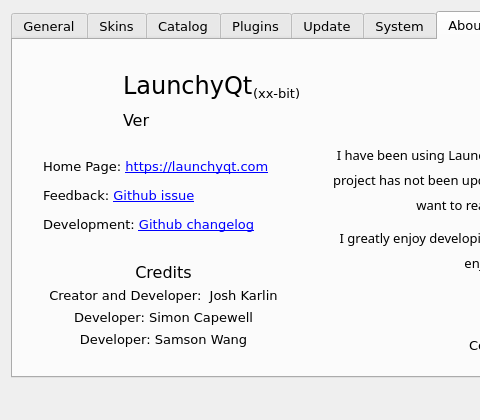
samsonwang/LaunchyQt, file src/OptionDialog.ui: the form before one commit; both pictures show x 0 to 480 and y 0 to 420 of the 720 by 420 pixel window.
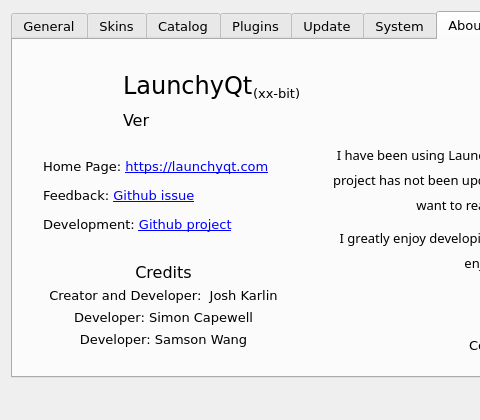
The form after the commit. The open tabs and pages were chosen to show the change. Icons and pictures are not drawn. Custom widgets are drawn as their Qt base class.

Diff of the .ui file:
```diff
--- a/src/OptionDialog.ui
+++ b/src/OptionDialog.ui
@@ -1910,7 +1910,7 @@
         </size>
        </property>
        <property name="text">
-        <string>&lt;html&gt;&lt;head/&gt;&lt;body&gt;&lt;p&gt;Home Page: &lt;a href=&quot;https://launchyqt.com&quot;&gt;&lt;span style=&quot; text-decoration: underline; color:#0000ff;&quot;&gt;https://launchyqt.com&lt;/span&gt;&lt;/a&gt;&lt;/p&gt;&lt;p&gt;Feedback: &lt;a href=&quot;https://github.com/samsonwang/LaunchyQt/issues&quot;&gt;&lt;span style=&quot; text-decoration: underline; color:#0000ff;&quot;&gt;Github issue&lt;/span&gt;&lt;/a&gt;&lt;/p&gt;&lt;p&gt;Development: &lt;a href=&quot;https://github.com/samsonwang/LaunchyQt/blob/master/docs/CHANGELOG.org&quot;&gt;&lt;span style=&quot; text-decoration: underline; color:#0000ff;&quot;&gt;Github changelog&lt;/span&gt;&lt;/a&gt;&lt;/p&gt;&lt;/body&gt;&lt;/html&gt;</string>
+        <string>&lt;html&gt;&lt;head/&gt;&lt;body&gt;&lt;p&gt;Home Page: &lt;a href=&quot;https://launchyqt.com&quot;&gt;&lt;span style=&quot; text-decoration: underline; color:#0000ff;&quot;&gt;https://launchyqt.com&lt;/span&gt;&lt;/a&gt;&lt;/p&gt;&lt;p&gt;Feedback: &lt;a href=&quot;https://github.com/samsonwang/LaunchyQt/issues&quot;&gt;&lt;span style=&quot; text-decoration: underline; color:#0000ff;&quot;&gt;Github issue&lt;/span&gt;&lt;/a&gt;&lt;/p&gt;&lt;p&gt;Development: &lt;a href=&quot;https://github.com/samsonwang/LaunchyQt/projects/1&quot;&gt;&lt;span style=&quot; text-decoration: underline; color:#0000ff;&quot;&gt;Github project&lt;/span&gt;&lt;/a&gt;&lt;/p&gt;&lt;/body&gt;&lt;/html&gt;</string>
        </property>
        <property name="textFormat">
         <enum>Qt::RichText</enum>
```
